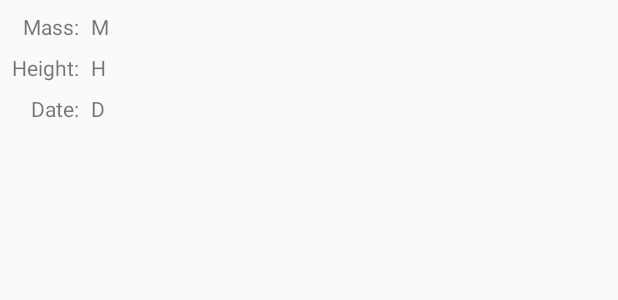
After one commit to olbinski/BMI, an Android app: the layout history_element.xml on its own in the app's theme, with its tools: preview values and no code run, on a phone screen of 412 x 824 dp. The commit adds this screen. Shown: the top 300 px of the screen. Run offline under Robolectric (Android 15) with nearby library versions, the phone set to English and light mode, and no system bars.

Commit message:
history is working

```diff
--- a/app/build.gradle
+++ b/app/build.gradle
@@ -34,4 +34,5 @@ dependencies {
     testImplementation 'io.kotlintest:kotlintest-runner-junit4:3.3.0'
     androidTestImplementation 'androidx.test:runner:1.1.0-alpha4'
     implementation 'com.google.code.gson:gson:2.8.5'
+    implementation 'com.android.support:recyclerview-v7:28.0.0'
 }
--- a/app/src/main/AndroidManifest.xml
+++ b/app/src/main/AndroidManifest.xml
@@ -20,6 +20,7 @@
         </activity>
         <activity android:name=".AboutMe" android:label="About" android:screenOrientation="portrait" />
         <activity android:name=".Info" android:label="Info" android:screenOrientation="portrait"/>
+        <activity android:name=".HistoryActivity" android:label="History" android:screenOrientation="portrait"/>
     </application>
 
 </manifest>
--- a/app/src/main/java/olb/dawid/bmi/HistoryElement.kt
+++ b/app/src/main/java/olb/dawid/bmi/HistoryElement.kt
@@ -2,7 +2,7 @@ package olb.dawid.bmi
 
 import java.util.*
 
-class HistoryElement(val bmiCount: Double, val mass: Int, val height: Int, val color: Int) {
+class HistoryElement(val bmiCount: Double, val mass: Int, val height: Int, val text:String, val color: Int) {
     val date = Calendar.getInstance().time
 }
 //
--- /dev/null
+++ b/app/src/main/res/layout/history_element.xml
@@ -0,0 +1,56 @@
+<?xml version="1.0" encoding="utf-8"?>
+<android.support.constraint.ConstraintLayout xmlns:android="http://schemas.android.com/apk/res/android"
+                                             xmlns:app="http://schemas.android.com/apk/res-auto"
+                                             xmlns:tools="http://schemas.android.com/tools"
+                                             android:layout_width="match_parent"
+                                             android:layout_height="wrap_content">
+
+    <TextView
+            android:text="M"
+            android:layout_width="wrap_content"
+            android:layout_height="wrap_content"
+            android:id="@+id/h_element_mass" android:layout_marginTop="8dp"
+            app:layout_constraintTop_toTopOf="parent"
+            app:layout_constraintStart_toEndOf="@+id/textView3"
+            android:layout_marginStart="8dp"/>
+    <TextView
+            android:text="H"
+            android:layout_width="wrap_content"
+            android:layout_height="wrap_content"
+            android:id="@+id/h_element_height"
+            app:layout_constraintTop_toTopOf="@+id/textView4"
+            app:layout_constraintStart_toStartOf="@+id/h_element_mass"/>
+    <TextView
+            android:text="D"
+            android:layout_width="wrap_content"
+            android:layout_height="wrap_content"
+            android:id="@+id/h_element_date"
+            app:layout_constraintTop_toTopOf="@+id/textView5"
+            app:layout_constraintStart_toStartOf="@+id/h_element_height"/>
+    <TextView
+            android:text="Mass:"
+            android:layout_width="wrap_content"
+            android:layout_height="wrap_content"
+            android:id="@+id/textView3" android:layout_marginTop="8dp" app:layout_constraintTop_toTopOf="parent"
+            app:layout_constraintEnd_toEndOf="@+id/textView4"/>
+    <TextView
+            android:text="Height:"
+            android:layout_width="wrap_content"
+            android:layout_height="wrap_content"
+            android:id="@+id/textView4" android:layout_marginTop="8dp"
+            app:layout_constraintTop_toBottomOf="@+id/textView3" app:layout_constraintStart_toStartOf="parent"
+            android:layout_marginStart="8dp"/>
+    <TextView
+            android:text="Date:"
+            android:layout_width="wrap_content"
+            android:layout_height="wrap_content"
+            android:id="@+id/textView5" android:layout_marginTop="8dp"
+            app:layout_constraintTop_toBottomOf="@+id/textView4"
+            app:layout_constraintEnd_toEndOf="@+id/textView4"
+    />
+    <android.support.constraint.Barrier android:layout_width="wrap_content" android:layout_height="wrap_content"
+                                        android:id="@+id/barrier" app:barrierDirection="top"/>
+    <android.support.constraint.Barrier android:layout_width="wrap_content" android:layout_height="wrap_content"
+                                        android:id="@+id/barrier2" app:barrierDirection="top"
+                                        tools:layout_editor_absoluteY="81dp"/>
+</android.support.constraint.ConstraintLayout>
--- /dev/null
+++ b/app/src/main/res/layout/history_layout.xml
@@ -0,0 +1,6 @@
+<?xml version="1.0" encoding="utf-8"?>
+<android.support.v7.widget.RecyclerView xmlns:android="http://schemas.android.com/apk/res/android"
+                                        android:layout_width="match_parent"
+                                        android:layout_height="match_parent" android:id="@+id/history_layout">
+
+</android.support.v7.widget.RecyclerView>
--- a/app/src/main/res/values/strings.xml
+++ b/app/src/main/res/values/strings.xml
@@ -1,6 +1,6 @@
 <resources>
     <string name="app_name">BMI</string>
-    <string name="change_units">change units</string>
+    <string name="change_units">Change Units</string>
     <string name="about">About Me</string>
     <string name="about_text">I\'ve done this app to help people control their health. Every deviation should be consulted with the doctor. Healthy diet and some sport will help you be fit</string>
     <string name="piesek">Tu powinien być piesek</string>
@@ -31,6 +31,7 @@
     <string name="is_info_button_key">isInfo</string>
     <string name="saved_result_key">saved_result</string>
     <string name="count_button_text">Count BMI</string>
+    <string name="history">History</string>
 
 
 </resources>
```
Also changed, not shown: app/src/main/java/olb/dawid/bmi/HistoryActivity.kt (added, +49 -0 lines), app/src/main/java/olb/dawid/bmi/MainActivity.kt (+36 -6 lines), app/src/main/java/olb/dawid/bmi/MyAdapter.kt (added, +51 -0 lines), app/src/main/res/menu/menu.xml (+9 -7 lines).
